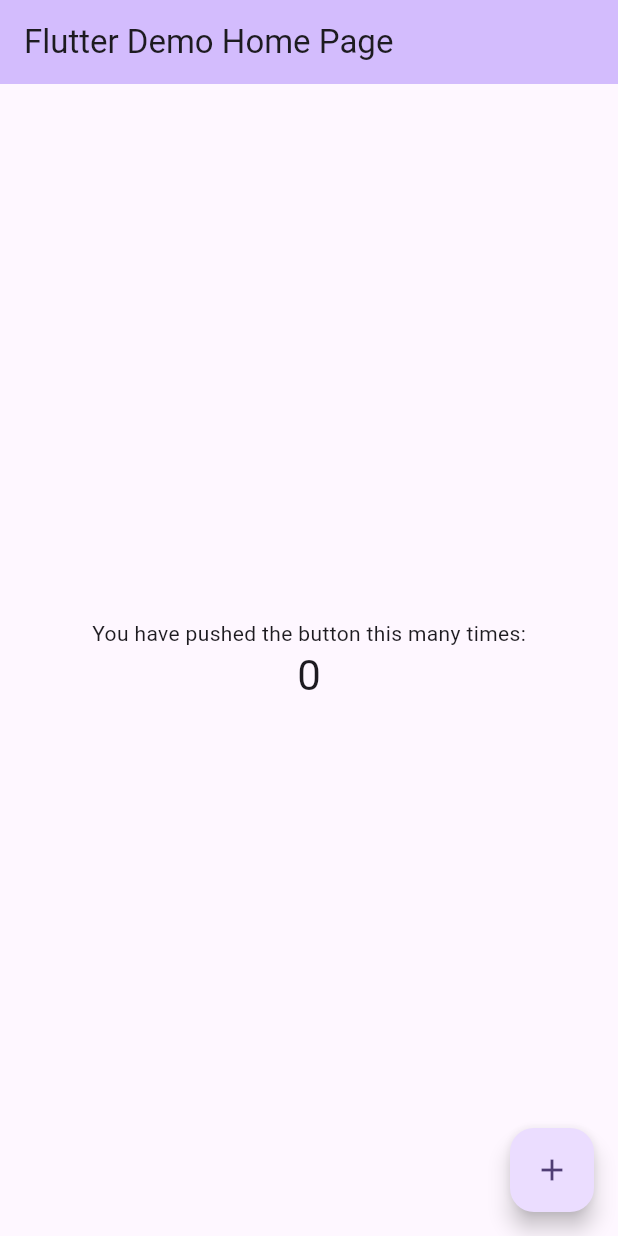
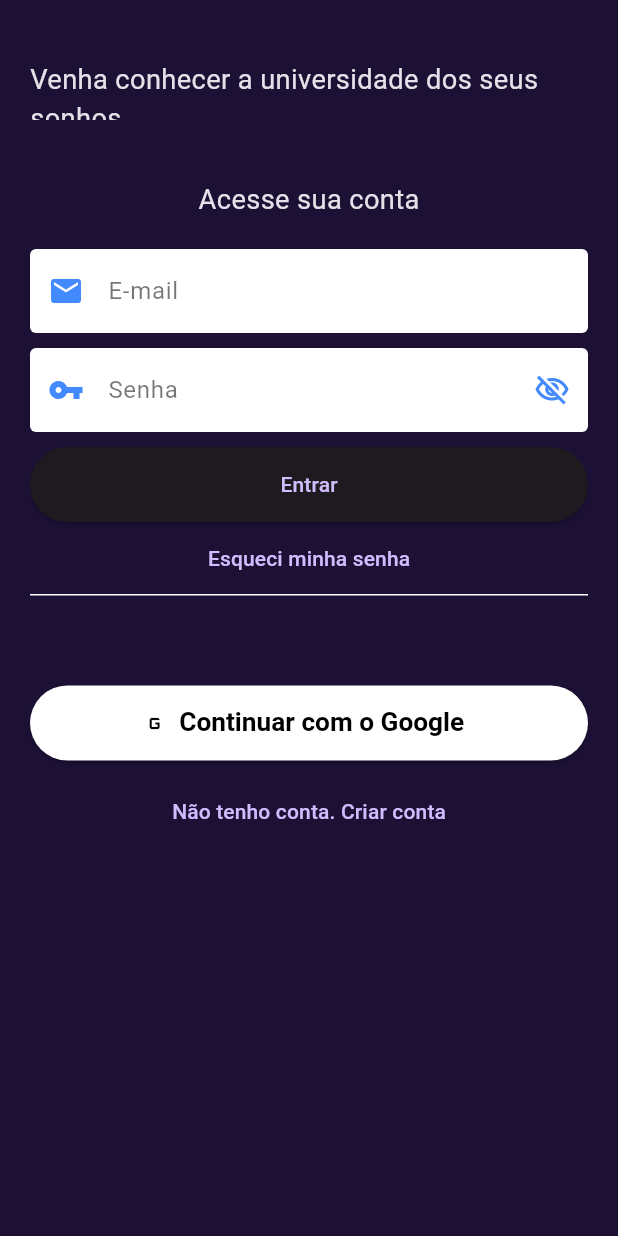
Before and after one commit to silasjustino/guess_the_number, a Flutter app: the screen it shows after launch, on a phone screen of 412 x 824 dp. Run offline on Flutter 3.47's test engine with Material 3 defaults, Android fonts, the phone set to English and light mode, and no system bars; our stand-ins replace string_validator.

Commit message:
copy from college_plus
copy from college_plus

```diff
--- /dev/null
+++ b/lib/login.dart
@@ -0,0 +1,143 @@
+import 'package:flutter/material.dart';
+import '/widgets/custom_textfield.dart';
+import 'package:string_validator/string_validator.dart' as validator;
+
+class LoginPage extends StatefulWidget {
+  const LoginPage({super.key});
+
+  @override
+  State<LoginPage> createState() => _LoginPageState();
+}
+
+class _LoginPageState extends State<LoginPage> {
+  final formKey = GlobalKey<FormState>();
+  bool obscureTextConfirm = true;
+
+  @override
+  Widget build(BuildContext context) {
+    return Material(
+      child: Stack(
+        children: [
+          Container(
+            width: MediaQuery.of(context).size.width,
+            height: MediaQuery.of(context).size.height,
+            color: const Color.fromARGB(255, 40, 12, 96).withOpacity(0.4),
+          ),
+          SizedBox(
+            width: MediaQuery.of(context).size.width,
+            height: MediaQuery.of(context).size.height,
+            child: Form(
+              key: formKey,
+              child: Padding(
+                padding: const EdgeInsets.all(20),
+                child: ListView(
+                  physics: const ClampingScrollPhysics(),
+                  children: [
+                    const SizedBox(height: 20),
+                    const SizedBox(
+                      height: 40,
+                      width: 300,
+                      child: Text(
+                        'Venha conhecer a universidade dos seus sonhos',
+                        textScaleFactor: 1.3,
+                      ),
+                    ),
+                    const SizedBox(height: 40),
+                    const Center(
+                      child: Text('Acesse sua conta', textScaleFactor: 1.3),
+                    ),
+                    const SizedBox(height: 20),
+                    CustomTextField(
+                      label: 'E-mail',
+                      icon: Icons.email,
+                      hint: 'Digite seu e-mail...',
+                      validator: (text) {
+                        if (text == null || text.isEmpty) {
+                          return 'O e-mail não pode ser vazio!';
+                        }
+                        if (!validator.isEmail(text)) {
+                          return 'Tipo de e-mail não reconhecido!';
+                        }
+                        return null;
+                      },
+                    ),
+                    const SizedBox(height: 10),
+                    CustomTextField(
+                      label: 'Senha',
+                      hint: 'Digite sua senha...',
+                      icon: Icons.vpn_key,
+                      obscureText: obscureTextConfirm,
+                      suffix: IconButton(
+                        onPressed: () {
+                          setState(() {
+                            obscureTextConfirm = !obscureTextConfirm;
+                          });
+                        },
+                        icon: Icon(
+                          obscureTextConfirm
+                              ? Icons.visibility_off_outlined
+                              : Icons.visibility_outlined,
+                        ),
+                        color: Colors.blueAccent,
+                      ),
+                      validator: (text) {
+                        if (text == null || text.isEmpty) {
+                          return 'A senha não pode ser vazia!';
+                        }
+                        if (text.length < 5) {
+                          return 'A senha precisa ter mais ${5 - text.length} caracteres.';
+                        }
+                        return null;
+                      },
+                    ),
+                    const SizedBox(height: 10),
+                    SizedBox(
+                      height: 50,
+                      child: ElevatedButton(
+                        child: const Text('Entrar'),
+                        onPressed: () {
+                          if (formKey.currentState!.validate()) {
+                            Navigator.pushNamed(context, '/homePage');
+                          }
+                        },
+                      ),
+                    ),
+                    TextButton(
+                      child: const Text('Esqueci minha senha'),
+                      onPressed: () {},
+                    ),
+                    Container(height: 1, color: Colors.white),
+                    const SizedBox(height: 60),
+                    SizedBox(
+                      height: 50,
+                      child: ElevatedButton.icon(
+                        label: const Text('Continuar com o Google'),
+                        icon: const Icon(Icons.g_mobiledata),
+                        style: ElevatedButton.styleFrom(
+                          backgroundColor: Colors.white,
+                          foregroundColor: Colors.black,
+                          textStyle: const TextStyle(
+                            fontWeight: FontWeight.bold,
+                            fontSize: 17.5,
+                          ),
+                        ),
+                        onPressed: () {},
+                      ),
+                    ),
+                    const SizedBox(height: 10),
+                    TextButton(
+                      child: const Text('Não tenho conta. Criar conta'),
+                      onPressed: () {
+                        Navigator.pushNamed(context, '/createAccountPage');
+                      },
+                    ),
+                  ],
+                ),
+              ),
+            ),
+          ),
+        ],
+      ),
+    );
+  }
+}
--- a/lib/main.dart
+++ b/lib/main.dart
@@ -1,4 +1,7 @@
 import 'package:flutter/material.dart';
+import 'package:guess_the_number/create_account.dart';
+
+import 'login.dart';
 
 void main() {
   runApp(const MyApp());
@@ -7,116 +10,26 @@ void main() {
 class MyApp extends StatelessWidget {
   const MyApp({super.key});
 
-  // This widget is the root of your application.
   @override
   Widget build(BuildContext context) {
     return MaterialApp(
-      title: 'Flutter Demo',
-      theme: ThemeData(
-        // This is the theme of your application.
-        //
-        // TRY THIS: Try running your application with "flutter run". You'll see
-        // the application has a purple toolbar. Then, without quitting the app,
-        // try changing the seedColor in the colorScheme below to Colors.green
-        // and then invoke "hot reload" (save your changes or press the "hot
-        // reload" button in a Flutter-supported IDE, or press "r" if you used
-        // the command line to start the app).
-        //
-        // Notice that the counter didn't reset back to zero; the application
-        // state is not lost during the reload. To reset the state, use hot
-        // restart instead.
-        //
-        // This works for code too, not just values: Most code changes can be
-        // tested with just a hot reload.
-        colorScheme: ColorScheme.fromSeed(seedColor: Colors.deepPurple),
+      theme: ThemeData.dark().copyWith(
+        brightness: Brightness.dark,
+        primaryColor: Colors.blue[900],
+        scaffoldBackgroundColor: Colors.grey[900],
+        appBarTheme: const AppBarTheme().copyWith(
+          backgroundColor: Colors.grey[900],
+          toolbarHeight: 60,
+          shape: const Border(bottom: BorderSide(color: Colors.grey)),
+          //shadowColor: Colors.black.withOpacity(0),
+        ),
       ),
-      home: const MyHomePage(title: 'Flutter Demo Home Page'),
+      debugShowCheckedModeBanner: false,
+      home: const LoginPage(),
+      routes: {
+        '/createAccountPage': (context) => const CreateAccountPage(),
+        '/homePage': (context) => const LoginPage(),
+      },
     );
   }
 }
-
-class MyHomePage extends StatefulWidget {
-  const MyHomePage({super.key, required this.title});
-
-  // This widget is the home page of your application. It is stateful, meaning
-  // that it has a State object (defined below) that contains fields that affect
-  // how it looks.
-
-  // This class is the configuration for the state. It holds the values (in this
-  // case the title) provided by the parent (in this case the App widget) and
-  // used by the build method of the State. Fields in a Widget subclass are
-  // always marked "final".
-
-  final String title;
-
-  @override
-  State<MyHomePage> createState() => _MyHomePageState();
-}
-
-class _MyHomePageState extends State<MyHomePage> {
-  int _counter = 0;
-
-  void _incrementCounter() {
-    setState(() {
-      // This call to setState tells the Flutter framework that something has
-      // changed in this State, which causes it to rerun the build method below
-      // so that the display can reflect the updated values. If we changed
-      // _counter without calling setState(), then the build method would not be
-      // called again, and so nothing would appear to happen.
-      _counter++;
-    });
-  }
-
-  @override
-  Widget build(BuildContext context) {
-    // This method is rerun every time setState is called, for instance as done
-    // by the _incrementCounter method above.
-    //
-    // The Flutter framework has been optimized to make rerunning build methods
-    // fast, so that you can just rebuild anything that needs updating rather
-    // than having to individually change instances of widgets.
-    return Scaffold(
-      appBar: AppBar(
-        // TRY THIS: Try changing the color here to a specific color (to
-        // Colors.amber, perhaps?) and trigger a hot reload to see the AppBar
-        // change color while the other colors stay the same.
-        backgroundColor: Theme.of(context).colorScheme.inversePrimary,
-        // Here we take the value from the MyHomePage object that was created by
-        // the App.build method, and use it to set our appbar title.
-        title: Text(widget.title),
-      ),
-      body: Center(
-        // Center is a layout widget. It takes a single child and positions it
-        // in the middle of the parent.
-        child: Column(
-          // Column is also a layout widget. It takes a list of children and
-          // arranges them vertically. By default, it sizes itself to fit its
-          // children horizontally, and tries to be as tall as its parent.
-          //
-          // Column has various properties to control how it sizes itself and
-          // how it positions its children. Here we use mainAxisAlignment to
-          // center the children vertically; the main axis here is the vertical
-          // axis because Columns are vertical (the cross axis would be
-          // horizontal).
-          //
-          // TRY THIS: Invoke "debug painting" (choose the "Toggle Debug Paint"
-          // action in the IDE, or press "p" in the console), to see the
-          // wireframe for each widget.
-          mainAxisAlignment: MainAxisAlignment.center,
-          children: <Widget>[
-            const Text('You have pushed the button this many times:'),
-            Text(
-              '$_counter',
-              style: Theme.of(context).textTheme.headlineMedium,
-            ),
-          ],
-        ),
-      ),
-      floatingActionButton: FloatingActionButton(
-        onPressed: _incrementCounter,
-        tooltip: 'Increment',
-        child: const Icon(Icons.add),
-      ), // This trailing comma makes auto-formatting nicer for build methods.
-    );
-  }
-}
--- /dev/null
+++ b/lib/widgets/custom_textfield.dart
@@ -0,0 +1,49 @@
+import 'package:flutter/material.dart';
+
+class CustomTextField extends StatelessWidget {
+  final String label;
+  final IconData? icon;
+  final String? hint;
+  final bool obscureText;
+  final Widget? suffix;
+  final String? Function(String? text)? validator;
+  final void Function(String? text)? onSaved;
+  final void Function(String text)? onChanged;
+
+  const CustomTextField({
+    super.key,
+    required this.label,
+    this.icon,
+    this.hint,
+    this.validator,
+    this.onSaved,
+    this.onChanged,
+    this.obscureText = false,
+    this.suffix,
+  });
+
+  @override
+  Widget build(BuildContext context) {
+    return TextFormField(
+      autovalidateMode: AutovalidateMode.onUserInteraction,
+      validator: validator,
+      onSaved: onSaved,
+      onChanged: onChanged,
+      obscureText: obscureText,
+      style: const TextStyle(color: Colors.black87),
+      decoration: InputDecoration(
+        filled: true,
+        fillColor: Colors.white,
+        enabled: true,
+        labelText: label,
+        labelStyle: const TextStyle(color: Colors.black54),
+        floatingLabelBehavior: FloatingLabelBehavior.never,
+        hintText: hint,
+        hintStyle: const TextStyle(color: Colors.black54),
+        border: const OutlineInputBorder(borderSide: BorderSide.none),
+        prefixIcon: Icon(icon, color: Colors.blueAccent),
+        suffixIcon: suffix,
+      ),
+    );
+  }
+}
--- a/pubspec.yaml
+++ b/pubspec.yaml
@@ -34,6 +34,7 @@ dependencies:
   # The following adds the Cupertino Icons font to your application.
   # Use with the CupertinoIcons class for iOS style icons.
   cupertino_icons: ^1.0.8
+  string_validator: ^1.0.2
 
 dev_dependencies:
   flutter_test:
```
Also changed, not shown: lib/create_account.dart (added, +203 -0 lines), lib/home_page.dart (added, +66 -0 lines), pubspec.lock.
